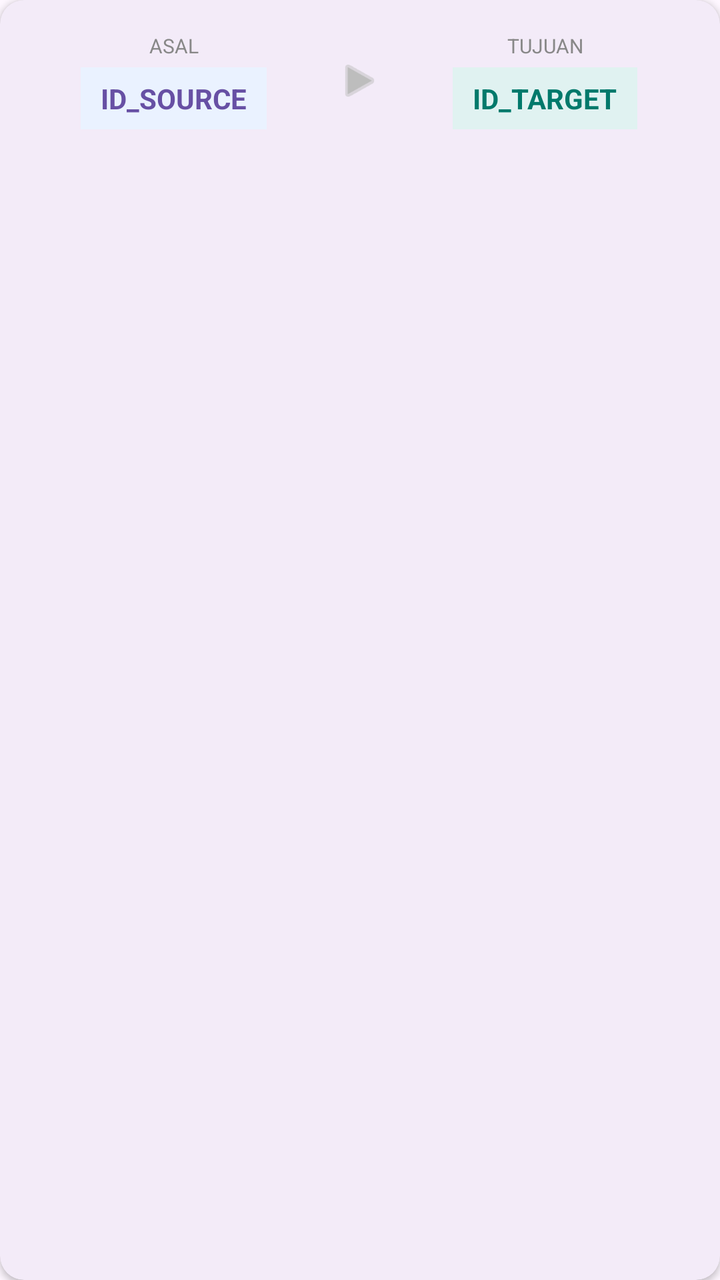
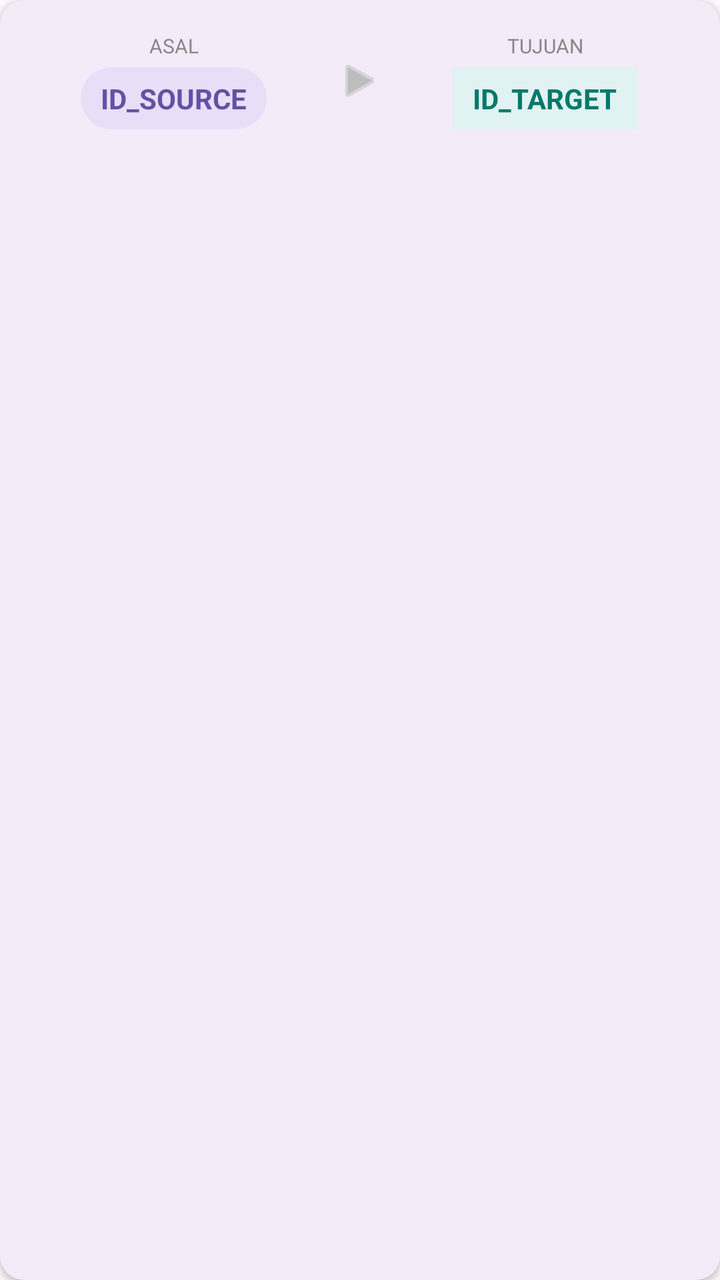

An Android layout rendered at two revisions. The XML below is the earlier revision; the diff shows what the commit changed to produce the second picture.
<!-- AndroidManifest.xml: application theme Theme.ProjectFarrelMobileProgramming -->
<!-- res/layout/item_mapping_card.xml -->
<?xml version="1.0" encoding="utf-8"?>
<com.google.android.material.card.MaterialCardView 
    xmlns:android="http://schemas.android.com/apk/res/android"
    xmlns:app="http://schemas.android.com/apk/res-auto"
    android:layout_width="match_parent"
    android:layout_height="wrap_content"
    android:layout_marginHorizontal="16dp"
    android:layout_marginVertical="6dp"
    app:cardCornerRadius="12dp"
    app:cardElevation="2dp"
    app:strokeWidth="0dp">

    <LinearLayout
        android:layout_width="match_parent"
        android:layout_height="wrap_content"
        android:orientation="horizontal"
        android:padding="16dp"
        android:gravity="center_vertical"
        android:weightSum="3">

        
        <LinearLayout
            android:layout_width="0dp"
            android:layout_height="wrap_content"
            android:layout_weight="1.3"
            android:orientation="vertical"
            android:gravity="center_horizontal">

            <TextView
                android:id="@+id/tvMappingSourceLabel"
                android:layout_width="wrap_content"
                android:layout_height="wrap_content"
                android:text="Asal"
                android:textSize="10sp"
                android:textColor="#888"
                android:textAllCaps="true" />

            <TextView
                android:id="@+id/tvMappingSource"
                android:layout_width="wrap_content"
                android:layout_height="wrap_content"
                android:text="ID_SOURCE"
                android:textSize="14sp"
                android:textStyle="bold"
                android:textColor="?attr/colorPrimary"
                android:layout_marginTop="4dp"
                android:background="#EAF2FF"
                android:paddingHorizontal="10dp"
                android:paddingVertical="6dp"
                android:textAlignment="center"/>
        </LinearLayout>

        
        <ImageView
            android:layout_width="0dp"
            android:layout_height="24dp"
            android:layout_weight="0.4"
            android:src="@android:drawable/ic_media_play"
            app:tint="#BDBDBD" />

        
        <LinearLayout
            android:layout_width="0dp"
            android:layout_height="wrap_content"
            android:layout_weight="1.3"
            android:orientation="vertical"
            android:gravity="center_horizontal">

            <TextView
                android:id="@+id/tvMappingTargetLabel"
                android:layout_width="wrap_content"
                android:layout_height="wrap_content"
                android:text="Tujuan"
                android:textSize="10sp"
                android:textColor="#888"
                android:textAllCaps="true" />

            <TextView
                android:id="@+id/tvMappingTarget"
                android:layout_width="wrap_content"
                android:layout_height="wrap_content"
                android:text="ID_TARGET"
                android:textSize="14sp"
                android:textStyle="bold"
                android:textColor="#00796B"
                android:layout_marginTop="4dp"
                android:background="#E0F2F1"
                android:paddingHorizontal="10dp"
                android:paddingVertical="6dp"
                android:textAlignment="center"/>
        </LinearLayout>
    </LinearLayout>

</com.google.android.material.card.MaterialCardView>
<!-- resources referenced by this layout -->
<resources>
  <style name="Theme.ProjectFarrelMobileProgramming" parent="Base.Theme.ProjectFarrelMobileProgramming" />
  <style name="Base.Theme.ProjectFarrelMobileProgramming" parent="Theme.Material3.DayNight.NoActionBar">
          
          
      </style>
</resources>

<!-- the commit's change to res/layout/item_mapping_card.xml (unified diff, before → after) -->
@@ -30,7 +30,7 @@
                 android:id="@+id/tvMappingSourceLabel"
                 android:layout_width="wrap_content"
                 android:layout_height="wrap_content"
-                android:text="Asal"
+                android:text="@string/ui_asal_48"
                 android:textSize="10sp"
                 android:textColor="#888"
                 android:textAllCaps="true" />
@@ -39,12 +39,12 @@
                 android:id="@+id/tvMappingSource"
                 android:layout_width="wrap_content"
                 android:layout_height="wrap_content"
-                android:text="ID_SOURCE"
+                android:text="@string/ui_id_source_49"
                 android:textSize="14sp"
                 android:textStyle="bold"
                 android:textColor="?attr/colorPrimary"
                 android:layout_marginTop="4dp"
-                android:background="#EAF2FF"
+                android:background="@drawable/bg_pill"
                 android:paddingHorizontal="10dp"
                 android:paddingVertical="6dp"
                 android:textAlignment="center"/>
@@ -70,7 +70,7 @@
                 android:id="@+id/tvMappingTargetLabel"
                 android:layout_width="wrap_content"
                 android:layout_height="wrap_content"
-                android:text="Tujuan"
+                android:text="@string/ui_tujuan_50"
                 android:textSize="10sp"
                 android:textColor="#888"
                 android:textAllCaps="true" />
@@ -79,7 +79,7 @@
                 android:id="@+id/tvMappingTarget"
                 android:layout_width="wrap_content"
                 android:layout_height="wrap_content"
-                android:text="ID_TARGET"
+                android:text="@string/ui_id_target_51"
                 android:textSize="14sp"
                 android:textStyle="bold"
                 android:textColor="#00796B"
<!-- resource entries referenced after the edit -->
@@ -1,5 +1,16 @@
 <!-- resources referenced by this layout -->
 <resources>
+  <!-- drawable bg_pill (drawable) -->
+  <?xml version="1.0" encoding="utf-8"?>
+  <shape xmlns:android="http://schemas.android.com/apk/res/android"
+      android:shape="rectangle">
+      <solid android:color="?attr/colorSecondaryContainer" />
+      <corners android:radius="16dp" />
+  </shape>
+  <string name="ui_asal_48">Asal</string>
+  <string name="ui_id_source_49">ID_SOURCE</string>
+  <string name="ui_id_target_51">ID_TARGET</string>
+  <string name="ui_tujuan_50">Tujuan</string>
   <style name="Theme.ProjectFarrelMobileProgramming" parent="Base.Theme.ProjectFarrelMobileProgramming" />
   <style name="Base.Theme.ProjectFarrelMobileProgramming" parent="Theme.Material3.DayNight.NoActionBar">
           
